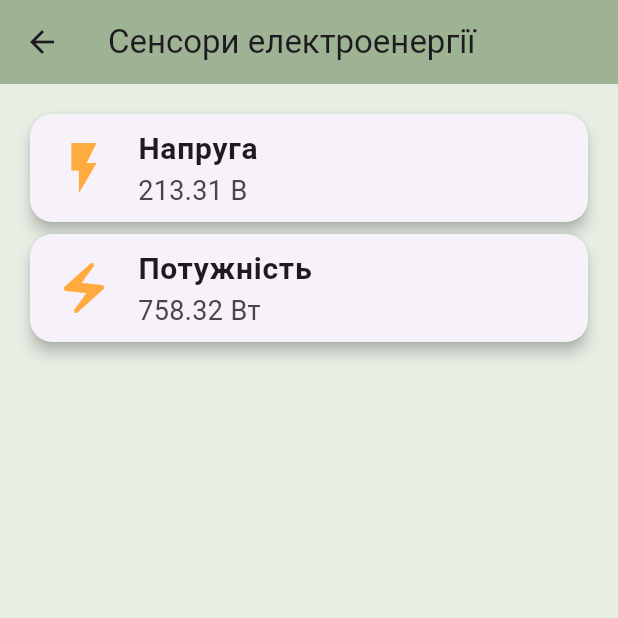
After one commit to SofiiaVynar/Moba, a Flutter app: the screen it shows after launch, after a tap on "Сенсори", on a phone screen of 412 x 824 dp, the top half of it. The commit adds this screen. Run offline on Flutter 3.47's test engine with Material 3 defaults, Android fonts, the phone set to English and light mode, and no system bars; network calls fail.

Commit message:
Initial commit

```diff
--- a/lib/home.dart
+++ b/lib/home.dart
@@ -40,6 +40,7 @@ class HomeScreen extends StatelessWidget {
                 _home(context, 'Реєстрація', '/register'),
                 _home(context, 'Профіль', '/profile'),
                 _home(context, 'Трекер електроенергії', '/page'),
+                _home(context, 'Сенсори', '/sensors'),
               ],
             ),
           ),
--- a/lib/main.dart
+++ b/lib/main.dart
@@ -4,6 +4,7 @@ import 'package:labb_1/login.dart';
 import 'package:labb_1/page.dart';
 import 'package:labb_1/profile.dart';
 import 'package:labb_1/register.dart';
+import 'package:labb_1/sensors.dart';
 
 void main() {
   runApp(const ElectricityApp());
@@ -30,6 +31,7 @@ class ElectricityApp extends StatelessWidget {
         '/profile': (context) => const ProfileScreen(),
         '/home': (context) => const HomeScreen(),
         '/page': (context) => const EnergyTrackerScreen(),
+        '/sensors': (context) => const SensorsScreen(),
       },
     );
   }
--- a/lib/register.dart
+++ b/lib/register.dart
@@ -31,7 +31,6 @@ class RegistrationScreen extends StatelessWidget {
             _register(label: 'Ім\'я'),
             _register(label: 'Електронна пошта'),
             _register(label: 'Пароль', obscure: true),
-            _register(label: 'Підтвердження пароля', obscure: true),
             const SizedBox(height: 20),
             ElevatedButton(
               onPressed: () {
--- /dev/null
+++ b/lib/sensors.dart
@@ -0,0 +1,63 @@
+import 'dart:async';
+import 'dart:math';
+import 'package:flutter/material.dart';
+
+class SensorsScreen extends StatefulWidget {
+  const SensorsScreen({super.key});
+
+  @override
+  SensorsScreenState createState() => SensorsScreenState();
+}
+
+class SensorsScreenState extends State<SensorsScreen> {
+  final Random _random = Random();
+  double _voltage = 0;
+  double _power = 0;
+
+  @override
+  void initState() {
+    super.initState();
+    _updateSensorData();
+    Timer.periodic(const Duration(seconds: 10), (timer) => _updateSensorData());
+  }
+
+  void _updateSensorData() {
+    setState(() {
+      _voltage = 210 + _random.nextDouble() * 30;
+      _power = 100 + _random.nextDouble() * 900;
+    });
+  }
+
+  Widget _sensorCard(String label, String value, IconData icon) {
+    return Card(
+      elevation: 4,
+      shape: RoundedRectangleBorder(borderRadius: BorderRadius.circular(15)),
+      child: ListTile(
+        leading: Icon(icon, size: 40, color: Colors.orangeAccent),
+        title: Text(
+          label,
+          style: const TextStyle(fontSize: 20, fontWeight: FontWeight.bold),
+        ),
+        subtitle: Text(value, style: const TextStyle(fontSize: 18)),
+      ),
+    );
+  }
+
+  @override
+  Widget build(BuildContext context) {
+    return Scaffold(
+      appBar: AppBar(title: const Text('Сенсори електроенергії')),
+      body: Padding(
+        padding: const EdgeInsets.all(16),
+        child: Column(
+          children: [
+            _sensorCard('Напруга', '${_voltage.toStringAsFixed(2)} В',
+                Icons.flash_on),
+            _sensorCard('Потужність', '${_power.toStringAsFixed(2)} Вт',
+                Icons.electric_bolt),
+          ],
+        ),
+      ),
+    );
+  }
+}
```
